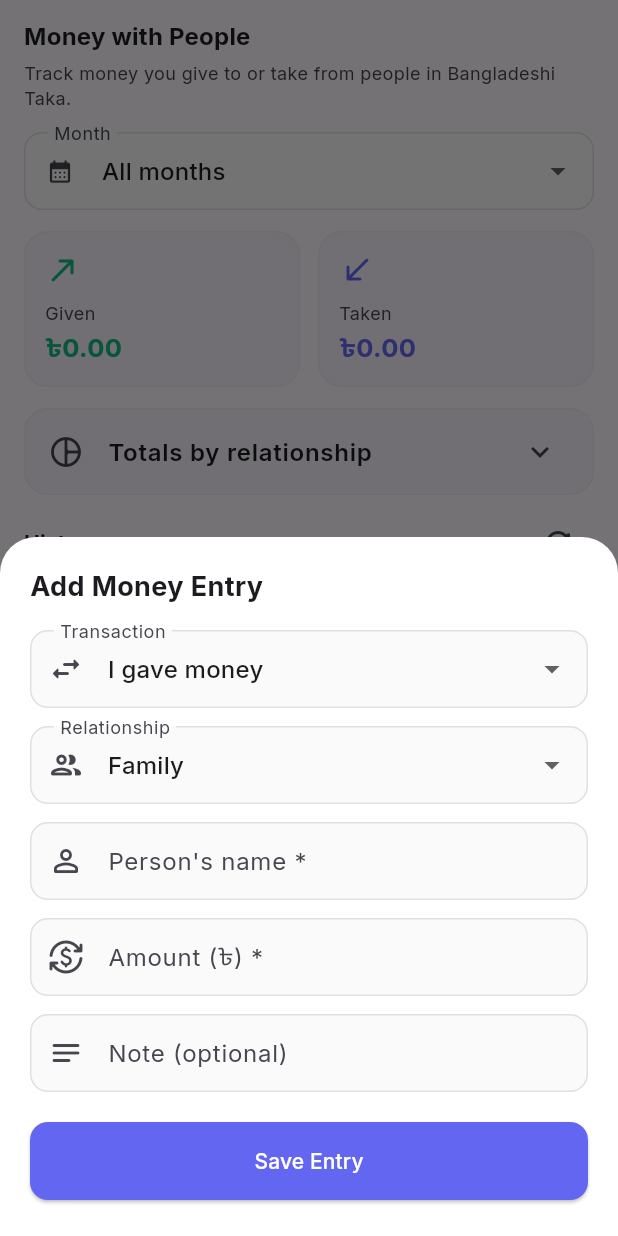
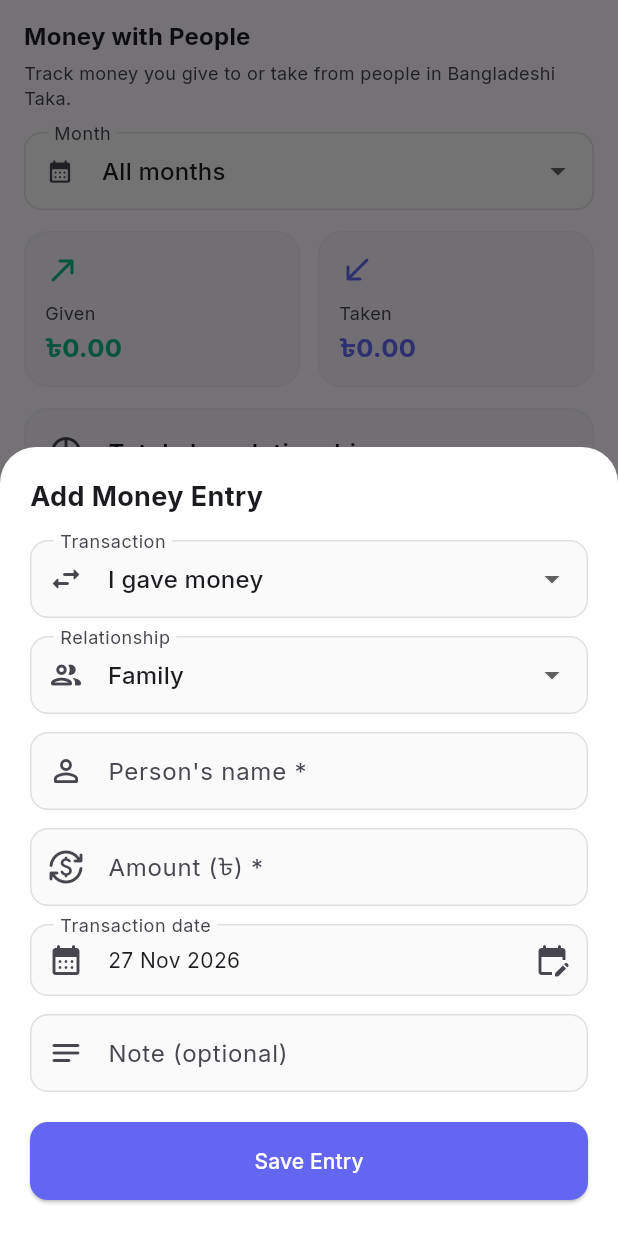
Before and after one commit to shakhawat-bijoy/Expense-Tracker, a Flutter app: the PeopleMoneyScreen screen opened directly, after a tap on "Add Entry", on a phone screen of 412 x 824 dp. Run offline on Flutter 3.47's test engine with Material 3 defaults, Android fonts, the phone set to English and light mode, and no system bars; our stand-ins replace connectivity_plus, fl_chart, flutter_animate, google_fonts, shared_preferences, sqflite and 1 more; accounts and stored records are empty; network calls fail.

Commit message:
Add transaction date selection to PeopleMoneyScreen and update entry date handling

```diff
--- a/lib/screens/people_money_screen.dart
+++ b/lib/screens/people_money_screen.dart
@@ -343,6 +343,7 @@ class _PeopleMoneyScreenState extends State<PeopleMoneyScreen> {
     final amountController = TextEditingController();
     final notesController = TextEditingController();
     final formKey = GlobalKey<FormState>();
+    var selectedDate = DateTime.now();
     var direction = "given";
     var relationship = "Family";
     var saving = false;
@@ -446,6 +447,29 @@ class _PeopleMoneyScreenState extends State<PeopleMoneyScreen> {
                     },
                   ),
                   const SizedBox(height: 12),
+                  InkWell(
+                    onTap: () async {
+                      final pickedDate = await showDatePicker(
+                        context: context,
+                        initialDate: selectedDate,
+                        firstDate: DateTime(1900),
+                        lastDate: DateTime.now(),
+                      );
+                      if (pickedDate != null) {
+                        setSheetState(() => selectedDate = pickedDate);
+                      }
+                    },
+                    child: InputDecorator(
+                      decoration: const InputDecoration(
+                        labelText: "Transaction date",
+                        prefixIcon: Icon(Icons.calendar_month_rounded),
+                        suffixIcon: Icon(Icons.edit_calendar_rounded),
+                      ),
+                      child:
+                          Text(DateFormat("dd MMM yyyy").format(selectedDate)),
+                    ),
+                  ),
+                  const SizedBox(height: 12),
                   TextFormField(
                     controller: notesController,
                     decoration: const InputDecoration(
@@ -468,7 +492,7 @@ class _PeopleMoneyScreenState extends State<PeopleMoneyScreen> {
                                 relationship: relationship,
                                 direction: direction,
                                 amount: double.parse(amountController.text),
-                                date: DateTime.now(),
+                                date: selectedDate,
                                 notes: notesController.text.trim(),
                               );
                               try {
```
Also changed, not shown: 1 other file.
